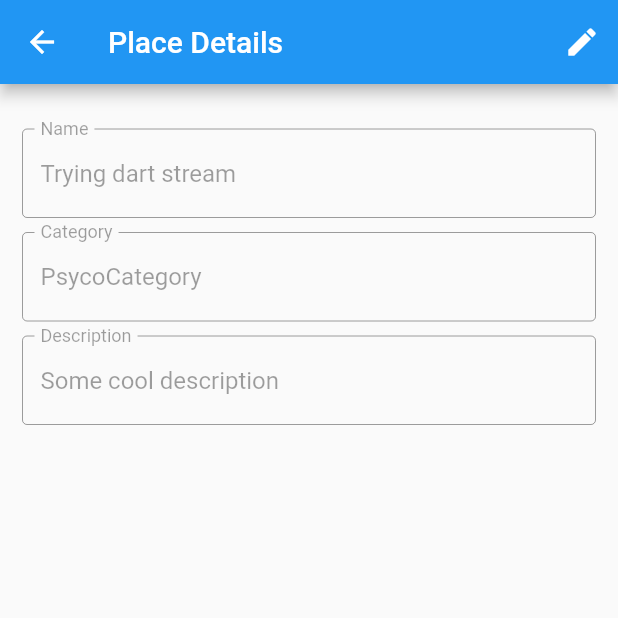
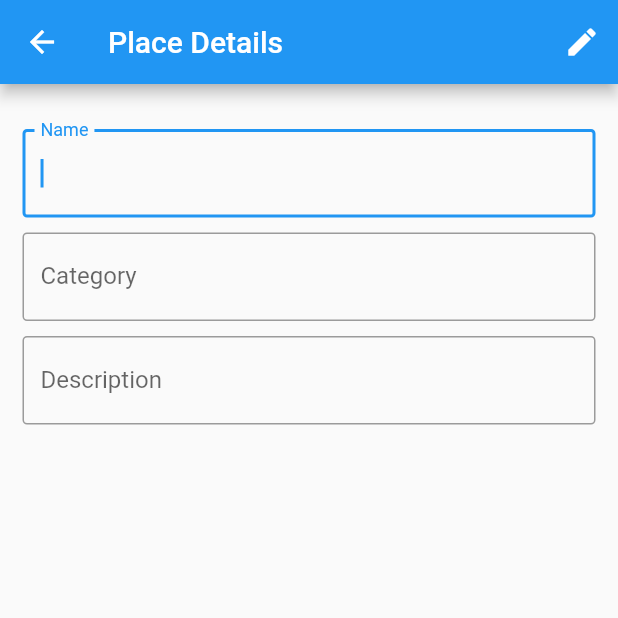
Before and after one commit to roubertedgar/eat-eat-flutter, a Flutter app: the screen it shows after launch, after a tap on "Restaurant", on a phone screen of 412 x 824 dp, the top half of it. Run offline on Flutter 3.47's test engine with Material 2 defaults, Android fonts, the phone set to English and light mode, and no system bars.

Commit message:
Starts place details activity on write mode when are no place id

```diff
--- a/lib/place/detais/place_details_screen.dart
+++ b/lib/place/detais/place_details_screen.dart
@@ -22,7 +22,7 @@ class PlaceDetailsScreen extends StatefulWidget {
 
   @override
   State<StatefulWidget> createState() {
-    return PlaceDetailsState(0);
+    return PlaceDetailsState(null);
   }
 }
 
--- a/lib/place/detais/place_details_view_model.dart
+++ b/lib/place/detais/place_details_view_model.dart
@@ -15,10 +15,12 @@ class PlaceDetailsViewModel {
   }
 
   initViewModel(int placeId) {
-    _placeStreamController.add(PlaceListItem(
-        "Trying dart stream", "PsycoCategory", "Some cool description"));
-
-    _updateViewState(PlaceDetailsViewState(false));
+    if (placeId != null) {
+      _placeStreamController.add(PlaceListItem(
+          "Trying dart stream", "PsycoCategory", "Some cool description"));
+    } else {
+      _updateViewState(PlaceDetailsViewState(true));
+    }
   }
 
   void enterOnEditMode() {
```
Also changed, not shown: pubspec.lock.
